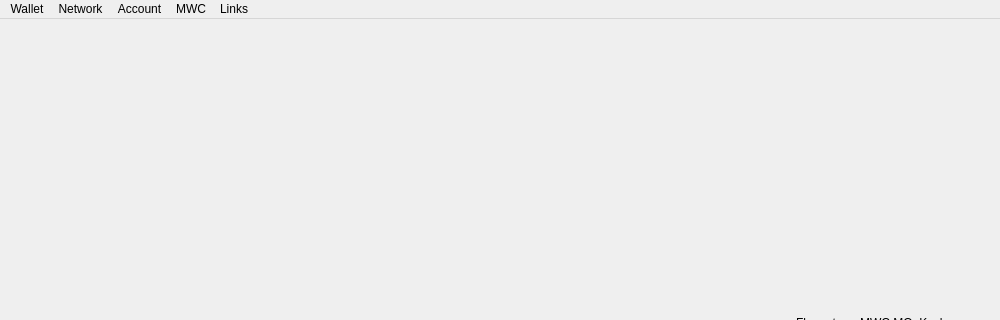
0xkobe/mwc-wallet, file core_desktop/mainwindow.ui: the form before one commit; both pictures show x 0 to 1000 and y 0 to 320 of the 1000 by 650 pixel window.
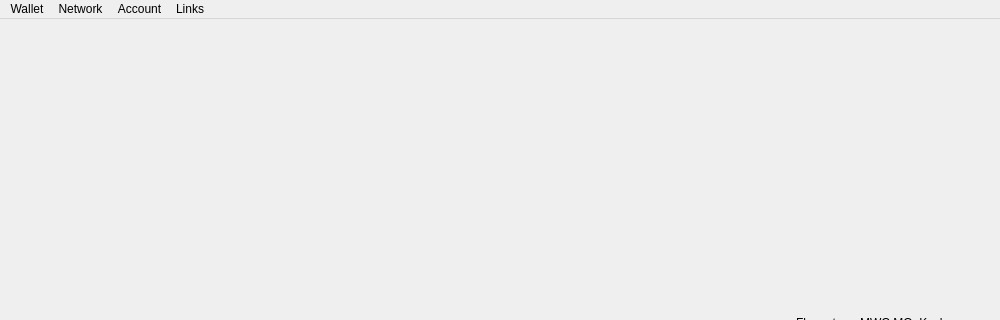
The form after the commit. Icons and pictures are not drawn. Custom widgets are drawn as their Qt base class.

The edit to the form file:
```diff
--- a/core_desktop/mainwindow.ui
+++ b/core_desktop/mainwindow.ui
@@ -328,13 +328,6 @@
     <addaction name="separator"/>
     <addaction name="actionResync_with_full_node"/>
    </widget>
-   <widget class="QMenu" name="menuMWC">
-    <property name="title">
-     <string>MWC</string>
-    </property>
-    <addaction name="actionAirdrop"/>
-    <addaction name="actionHODL"/>
-   </widget>
    <widget class="QMenu" name="menuAccount">
     <property name="title">
      <string>Account</string>
```
Left out of the diff: 10 changed lines with no effect on the pictures.
